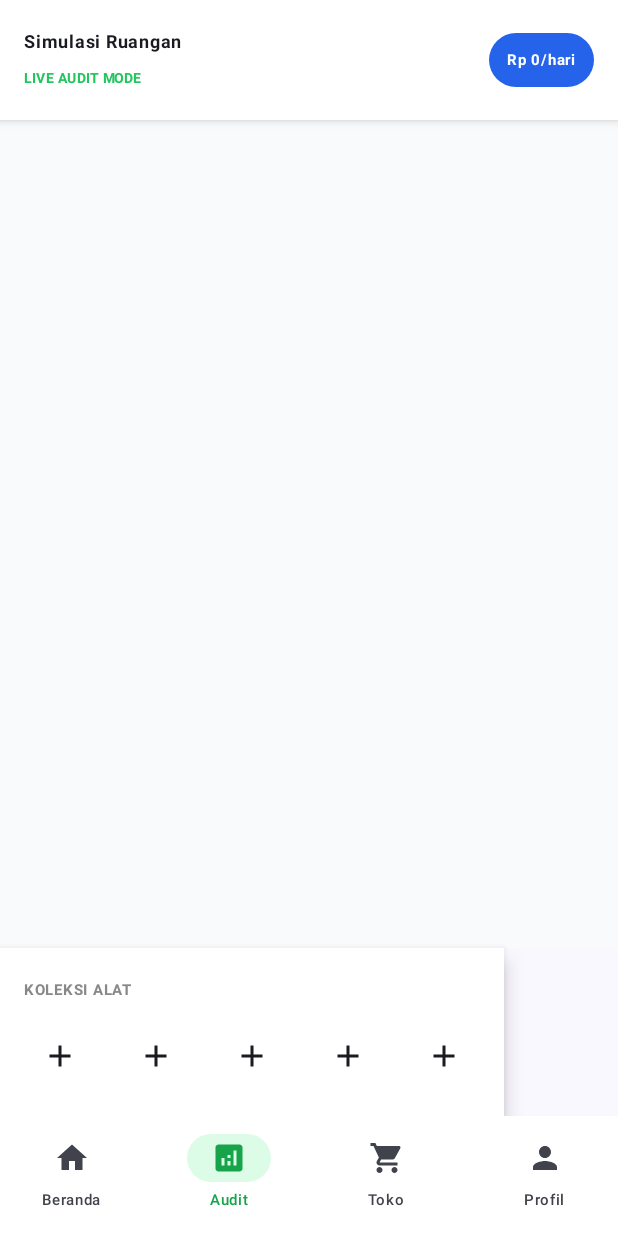
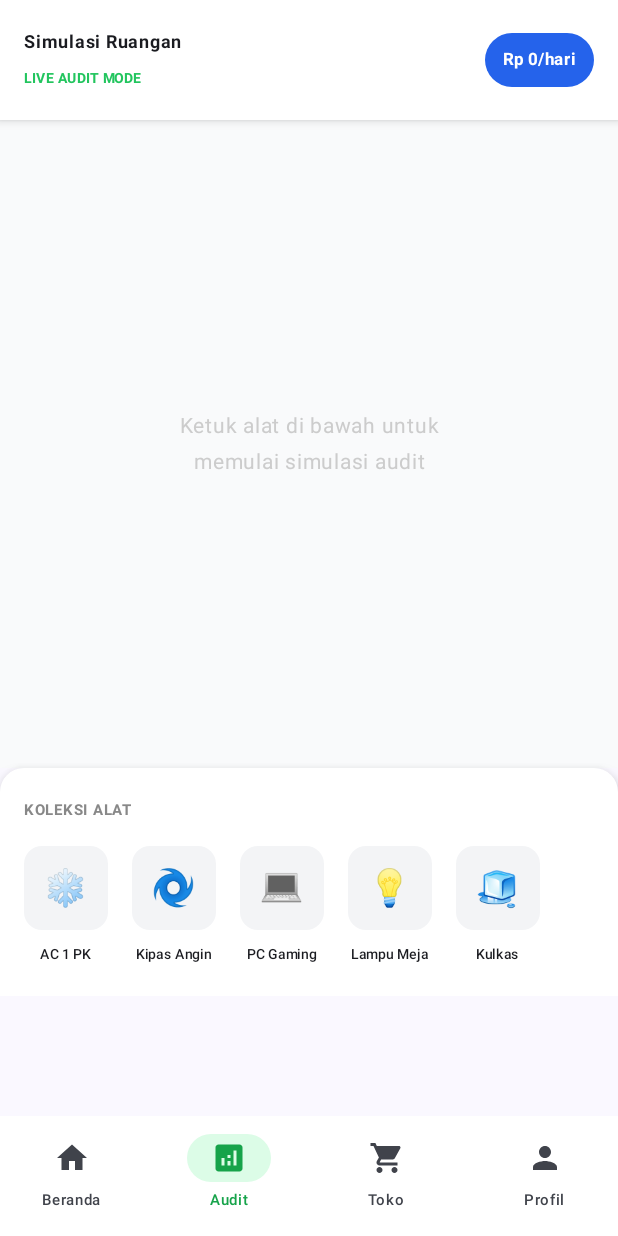
Before and after one commit to Hakureya/EnerSave-App, an Android app built with Jetpack Compose: the AuditScreen screen opened through its navigation route, on a phone screen of 412 x 824 dp. Run offline under Robolectric (Android 15) with nearby library versions, the light colour scheme and no system bars; our stand-ins replace Firebase (no records; nobody signed in at launch, a user with empty details on screens opened directly).

Commit message:
Update Halaman Audit

```diff
--- a/app/build.gradle.kts
+++ b/app/build.gradle.kts
@@ -49,6 +49,7 @@ dependencies {
     implementation(libs.androidx.compose.ui.tooling.preview)
     implementation(libs.androidx.compose.material3)
     implementation(libs.androidx.navigation.compose)
+    implementation(libs.androidx.ui)
     testImplementation(libs.junit)
     androidTestImplementation(libs.androidx.junit)
     androidTestImplementation(libs.androidx.espresso.core)
--- a/app/src/main/java/com/thunderstormhan/enersave/MainApp.kt
+++ b/app/src/main/java/com/thunderstormhan/enersave/MainApp.kt
@@ -29,7 +29,7 @@ fun MainApp() {
     ) { innerPadding ->
         // NavGraph yang kita buat sebelumnya, masukkan padding agar tidak tertutup bar
         Box(modifier = Modifier.padding(innerPadding)) {
-            NavGraph(navController = navController)
+            NavGraph(navController = navController, modifier = Modifier.padding(innerPadding))
         }
     }
 }
--- a/app/src/main/java/com/thunderstormhan/enersave/data/model/Appliance.kt
+++ b/app/src/main/java/com/thunderstormhan/enersave/data/model/Appliance.kt
@@ -5,9 +5,11 @@ data class Appliance(
     val name: String = "",
     val watt: Int = 0,
     val hourUsage: Float = 0f,
-    val iconName: String = "", // misal: "fan", "bolt"
-    val colorHex: String = "#3B82F6",
-    val isSwitchedOn: Boolean = true
+    val iconName: String = "",
+    val isSwitchedOn: Boolean = true,
+    // Tambahkan posisi awal (dalam DP atau Float)
+    val positionX: Float = 0f,
+    val positionY: Float = 0f
 ) {
     // Menghitung estimasi biaya bulanan (Rp 1.500 per kWh)
     fun calculateMonthlyCost(): Long {
--- a/app/src/main/java/com/thunderstormhan/enersave/ui/navigation/EnerSaveBottomBar.kt
+++ b/app/src/main/java/com/thunderstormhan/enersave/ui/navigation/EnerSaveBottomBar.kt
@@ -7,7 +7,7 @@ import androidx.compose.ui.unit.dp
 import androidx.compose.ui.unit.sp
 import androidx.navigation.NavHostController
 import androidx.navigation.compose.currentBackStackEntryAsState
-
+import com.thunderstormhan.enersave.ui.navigation.BottomNavItem
 @Composable
 fun EnerSaveBottomBar(navController: NavHostController) {
     val items = listOf(
--- a/app/src/main/java/com/thunderstormhan/enersave/ui/navigation/NavGraph.kt
+++ b/app/src/main/java/com/thunderstormhan/enersave/ui/navigation/NavGraph.kt
@@ -1,14 +1,9 @@
 package com.thunderstormhan.enersave.ui.navigation
 
-import androidx.compose.material.icons.Icons
-import androidx.compose.material.icons.filled.Analytics
-import androidx.compose.material.icons.filled.Home
-import androidx.compose.material.icons.filled.Person
-import androidx.compose.material.icons.filled.ShoppingCart
 import androidx.compose.material3.Text
 import androidx.compose.runtime.Composable
 import androidx.compose.ui.Modifier
-import androidx.compose.ui.graphics.vector.ImageVector
+import androidx.lifecycle.viewmodel.compose.viewModel
 import androidx.navigation.NavHostController
 import androidx.navigation.compose.NavHost
 import androidx.navigation.compose.composable
@@ -16,13 +11,20 @@ import com.thunderstormhan.enersave.ui.screens.auth.LoginScreen
 import com.thunderstormhan.enersave.ui.screens.auth.RegisterScreen
 import com.thunderstormhan.enersave.ui.screens.home.HomeScreen
 import com.thunderstormhan.enersave.ui.screens.audit.AuditScreen
-// Pastikan import ProfileScreen dan ShopScreen jika sudah dibuat
+import com.thunderstormhan.enersave.viewmodel.AuditViewModel
 
 @Composable
-fun NavGraph(navController: NavHostController, modifier: Modifier = Modifier) {
+fun NavGraph(
+    navController: NavHostController,
+    modifier: Modifier = Modifier
+) {
+    // 1. Inisialisasi ViewModel di sini agar tetap hidup selama NavHost ada (Shared ViewModel)
+    // Ini mencegah data Audit & Angka Biaya ter-reset saat pindah tab
+    val auditViewModel: AuditViewModel = viewModel()
+
     NavHost(
         navController = navController,
-        startDestination = "login",
+        startDestination = "login", // Mulai dari login
         modifier = modifier
     ) {
         // --- AUTH ROUTES ---
@@ -31,6 +33,7 @@ fun NavGraph(navController: NavHostController, modifier: Modifier = Modifier) {
                 onNavigateToRegister = { navController.navigate("register") },
                 onLoginSuccess = {
                     navController.navigate("home") {
+                        // Hapus stack login agar user tidak bisa kembali ke login setelah masuk
                         popUpTo("login") { inclusive = true }
                     }
                 }
@@ -48,29 +51,24 @@ fun NavGraph(navController: NavHostController, modifier: Modifier = Modifier) {
             )
         }
 
-        // --- MAIN ROUTES (Harus Sama dengan BottomNavItem.route) ---
+        // --- MAIN ROUTES (Harus sesuai dengan BottomNavItem.route) ---
         composable("home") {
             HomeScreen()
         }
 
         composable("audit") {
-            AuditScreen()
+            // 2. Kirimkan instance auditViewModel yang sama ke AuditScreen
+            AuditScreen(viewModel = auditViewModel)
         }
 
         composable("shop") {
-            // Jika belum buat filenya, gunakan Placeholder dulu agar tidak FC
-            Text("Halaman Toko (Shop)")
+            // Placeholder untuk halaman Toko
+            Text("Halaman Toko EnerSave - Tukar Poin di sini")
         }
 
         composable("profile") {
-            // Jika belum buat filenya, gunakan Placeholder dulu agar tidak FC
-            Text("Halaman Profil")
+            // Placeholder untuk halaman Profil
+            Text("Halaman Profil - Statistik Hemat Energi")
         }
     }
 }
-sealed class BottomNavItem(val route: String, val icon: ImageVector, val label: String) {
-    object Home : BottomNavItem("home", Icons.Default.Home, "Beranda")
-    object Audit : BottomNavItem("audit", Icons.Default.Analytics, "Audit")
-    object Shop : BottomNavItem("shop", Icons.Default.ShoppingCart, "Toko")
-    object Profile : BottomNavItem("profile", Icons.Default.Person, "Profil")
-}
--- a/app/src/main/java/com/thunderstormhan/enersave/ui/screens/audit/AuditScreen.kt
+++ b/app/src/main/java/com/thunderstormhan/enersave/ui/screens/audit/AuditScreen.kt
@@ -1,42 +1,62 @@
 package com.thunderstormhan.enersave.ui.screens.audit
 
+import androidx.compose.foundation.clickable
 import androidx.compose.foundation.layout.*
 import androidx.compose.foundation.lazy.LazyRow
-import androidx.compose.material.icons.Icons
-import androidx.compose.material.icons.filled.Add
+import androidx.compose.foundation.lazy.items
+import androidx.compose.foundation.shape.RoundedCornerShape
 import androidx.compose.material3.*
 import androidx.compose.runtime.*
+import androidx.compose.ui.Alignment
 import androidx.compose.ui.Modifier
 import androidx.compose.ui.graphics.Color
 import androidx.compose.ui.text.font.FontWeight
+import androidx.compose.ui.text.style.TextAlign
 import androidx.compose.ui.unit.dp
 import androidx.compose.ui.unit.sp
-import androidx.lifecycle.viewmodel.compose.viewModel
 import com.thunderstormhan.enersave.data.model.Appliance
 import com.thunderstormhan.enersave.viewmodel.AuditViewModel
 
 @Composable
-fun AuditScreen(viewModel: AuditViewModel = viewModel()) {
+fun AuditScreen(viewModel: AuditViewModel) {
     var selectedAppliance by remember { mutableStateOf<Appliance?>(null) }
     val activeList by viewModel.activeAppliances.collectAsState()
+    val collection by viewModel.availableCollection.collectAsState()
 
     Scaffold(
-        // 1. Letakkan AuditTopBar di sini
         topBar = {
             AuditTopBar(viewModel = viewModel)
         },
+        bottomBar = {
+            Surface(
+                shadowElevation = 8.dp,
+                color = Color.White,
+                shape = RoundedCornerShape(topStart = 16.dp, topEnd = 16.dp)
+            ) {
+                Column(modifier = Modifier.padding(16.dp).navigationBarsPadding()) {
+                    Text("KOLEKSI ALAT", fontSize = 10.sp, fontWeight = FontWeight.Bold, color = Color.Gray)
+                    Spacer(modifier = Modifier.height(12.dp))
 
-        // 2. BottomBar untuk Koleksi Alat
-        bottomBar = {
-            Surface(shadowElevation = 8.dp, color = Color.White) {
-                Column(modifier = Modifier.padding(16.dp)) {
-                    Text("KOLEKSI ALAT", fontSize = 10.sp, fontWeight = FontWeight.Bold, color = Color.Gray)
-                    Spacer(modifier = Modifier.height(8.dp))
-                    LazyRow(horizontalArrangement = Arrangement.spacedBy(16.dp)) {
-                        // Menampilkan daftar alat yang bisa dipilih (pancingan data)
-                        items(5) { index ->
-                            IconButton(onClick = { /* Logic tambah alat ke canvas */ }) {
-                                Icon(Icons.Default.Add, contentDescription = null)
+                    LazyRow(
+                        modifier = Modifier.fillMaxWidth(),
+                        horizontalArrangement = Arrangement.spacedBy(16.dp)
+                    ) {
+                        items(collection) { item ->
+                            Column(
+                                horizontalAlignment = Alignment.CenterHorizontally,
+                                modifier = Modifier.clickable { viewModel.addApplianceToCanvas(item) }
+                            ) {
+                                Surface(
+                                    modifier = Modifier.size(56.dp),
+                                    shape = RoundedCornerShape(12.dp),
+                                    color = Color(0xFFF3F4F6)
+                                ) {
+                                    Box(contentAlignment = Alignment.Center) {
+                                        Text(getEmojiForIcon(item.iconName), fontSize = 24.sp)
+                                    }
+                                }
+                                Spacer(modifier = Modifier.height(4.dp))
+                                Text(item.name, fontSize = 9.sp, fontWeight = FontWeight.Medium)
                             }
                         }
                     }
@@ -44,17 +64,28 @@ fun AuditScreen(viewModel: AuditViewModel = viewModel()) {
             }
         }
     ) { padding ->
-        Box(modifier = Modifier.padding(padding)) {
-            RoomCanvas(activeList) { appliance ->
-                selectedAppliance = appliance
+        Box(modifier = Modifier.fillMaxSize().padding(padding)) {
+            RoomCanvas(
+                activeAppliances = activeList,
+                onApplianceClick = { selectedAppliance = it },
+                onApplianceDrag = { id, x, y -> viewModel.updateAppliancePosition(id, x, y) }
+            )
+
+            if (activeList.isEmpty()) {
+                Text(
+                    text = "Ketuk alat di bawah untuk\nmemulai simulasi audit",
+                    modifier = Modifier.align(Alignment.Center),
+                    textAlign = TextAlign.Center,
+                    color = Color.LightGray,
+                    fontSize = 14.sp
+                )
             }
 
-            // Tampilkan Sheet jika ada alat yang diklik
-            selectedAppliance?.let {
+            selectedAppliance?.let { appliance ->
                 ApplianceControlSheet(
-                    appliance = it,
-                    onSave = { newHour ->
-                        // Update data di Firestore
+                    appliance = appliance,
+                    onSave = { newHours ->
+                        viewModel.updateApplianceUsage(appliance.id, newHours)
                         selectedAppliance = null
                     },
                     onDismiss = { selectedAppliance = null }
--- a/app/src/main/java/com/thunderstormhan/enersave/ui/screens/audit/AuditTopBar.kt
+++ b/app/src/main/java/com/thunderstormhan/enersave/ui/screens/audit/AuditTopBar.kt
@@ -14,12 +14,9 @@ import androidx.lifecycle.viewmodel.compose.viewModel
 import com.thunderstormhan.enersave.viewmodel.AuditViewModel
 
 @Composable
-fun AuditTopBar(viewModel: AuditViewModel = viewModel()) {
-    // Mengamati perubahan daftar alat secara reaktif
-    val appliances by viewModel.activeAppliances.collectAsState()
-
-    // Total biaya akan otomatis terhitung setiap kali 'appliances' berubah
-    val totalDaily = viewModel.calculateTotalDailyCost()
+fun AuditTopBar(viewModel: AuditViewModel) {
+    // Ambil total biaya dari StateFlow
+    val totalCost by viewModel.totalDailyCost.collectAsState()
 
     Surface(shadowElevation = 4.dp, color = Color.White) {
         Row(
@@ -34,16 +31,16 @@ fun AuditTopBar(viewModel: AuditViewModel = viewModel()) {
                 Text("LIVE AUDIT MODE", color = Color(0xFF22C55E), fontSize = 9.sp, fontWeight = FontWeight.Bold)
             }
 
-            // Menampilkan Total Biaya
             Surface(
-                color = Color(0xFF2563EB), // blue-600
+                color = Color(0xFF2563EB),
                 shape = RoundedCornerShape(50)
             ) {
+                // Sekarang angka ini akan update otomatis saat slider digeser
                 Text(
-                    text = "Rp $totalDaily/hari",
+                    text = "Rp $totalCost/hari",
                     color = Color.White,
                     modifier = Modifier.padding(horizontal = 12.dp, vertical = 6.dp),
-                    fontSize = 10.sp,
+                    fontSize = 11.sp,
                     fontWeight = FontWeight.Bold
                 )
             }
--- a/app/src/main/java/com/thunderstormhan/enersave/viewmodel/AuditViewModel.kt
+++ b/app/src/main/java/com/thunderstormhan/enersave/viewmodel/AuditViewModel.kt
@@ -2,49 +2,124 @@ package com.thunderstormhan.enersave.viewmodel
 
 import androidx.lifecycle.ViewModel
 import androidx.lifecycle.viewModelScope
+import com.google.firebase.firestore.FirebaseFirestore
 import com.thunderstormhan.enersave.data.model.Appliance
+import com.thunderstormhan.enersave.data.repository.AuthRepository
 import kotlinx.coroutines.flow.MutableStateFlow
 import kotlinx.coroutines.flow.StateFlow
 import kotlinx.coroutines.flow.asStateFlow
 import kotlinx.coroutines.launch
+import kotlinx.coroutines.tasks.await
 
-class AuditViewModel : ViewModel() {
+class AuditViewModel(
+    private val authRepository: AuthRepository = AuthRepository()
+) : ViewModel() {
 
-    // Daftar alat yang ada di ruangan saat ini
+    private val db = FirebaseFirestore.getInstance()
+
+    // Daftar alat aktif di canvas
     private val _activeAppliances = MutableStateFlow<List<Appliance>>(emptyList())
     val activeAppliances: StateFlow<List<Appliance>> = _activeAppliances.asStateFlow()
 
-    // Fungsi untuk menghitung total biaya harian (Rp)
-    // Rumus: (Watt * Jam / 1000) * Tarif_per_kWh
+    private val _totalDailyCost = MutableStateFlow(0L)
+    val totalDailyCost: StateFlow<Long> = _totalDailyCost.asStateFlow()
+    // Koleksi alat yang bisa dipilih
+    private val _availableCollection = MutableStateFlow(listOf(
+        Appliance("id_ac", "AC 1 PK", 800, 0f, "wind", true, 100f, 100f),
+        Appliance("id_kipas", "Kipas Angin", 45, 0f, "fan", true, 150f, 150f),
+        Appliance("id_pc", "PC Gaming", 450, 0f, "computer", true, 200f, 200f),
+        Appliance("id_lampu", "Lampu Meja", 15, 0f, "lightbulb", true, 250f, 250f),
+        Appliance("id_kulkas", "Kulkas", 120, 0f, "snowflake", true, 300f, 300f)
+    ))
+    val availableCollection = _availableCollection.asStateFlow()
+
+    init {
+        loadAppliancesFromFirestore()
+    }
+
+    fun addApplianceToCanvas(appliance: Appliance) {
+        val newAppliance = appliance.copy(id = java.util.UUID.randomUUID().toString())
+        val currentList = _activeAppliances.value.toMutableList()
+        currentList.add(newAppliance)
+        _activeAppliances.value = currentList
+        saveToFirestore(newAppliance)
+    }
+
+    fun updateAppliancePosition(id: String, dragAmountX: Float, dragAmountY: Float) {
+        val currentList = _activeAppliances.value.toMutableList()
+        val index = currentList.indexOfFirst { it.id == id }
+        if (index != -1) {
+            val updated = currentList[index].copy(
+                positionX = currentList[index].positionX + dragAmountX,
+                positionY = currentList[index].positionY + dragAmountY
+            )
+            currentList[index] = updated
+            _activeAppliances.value = currentList
+            saveToFirestore(updated)
+        }
+    }
+
+    fun updateApplianceUsage(id: String, newHours: Float) {
+        val currentList = _activeAppliances.value.toMutableList()
+        val index = currentList.indexOfFirst { it.id == id }
+        if (index != -1) {
+            val updated = currentList[index].copy(hourUsage = newHours)
+            currentList[index] = updated
+            _activeAppliances.value = currentList
+
+            // PENTING: Hitung ulang total biaya setelah data berubah
+            refreshTotalCost()
+            saveToFirestore(updated)
+        }
+    }
+
     fun calculateTotalDailyCost(): Long {
-        val tarifPerKwh = 1500 // Sesuai standar tarif rata-rata
-        return _activeAppliances.value.sumOf { appliance ->
+        val tarifPerKwh = 1500
+        return _activeAppliances.value.sumOf {
+            ((it.watt * it.hourUsage) / 1000 * tarifPerKwh).toLong()
+        }
+    }
+
+    private fun saveToFirestore(appliance: Appliance) {
+        val userId = authRepository.currentUser?.uid ?: return
+        viewModelScope.launch {
+            try {
+                db.collection("users").document(userId)
+                    .collection("user_appliances").document(appliance.id)
+                    .set(appliance).await()
+            } catch (e: Exception) {
+                // Log error
+            }
+        }
+    }
+
+    // Di dalam AuditViewModel.kt
+    private fun loadAppliancesFromFirestore() {
+        val userId = authRepository.currentUser?.uid ?: return
+        viewModelScope.launch {
+            try {
+                val snapshot = db.collection("users").document(userId)
+                    .collection("user_appliances").get().await()
+                val list = snapshot.toObjects(Appliance::class.java)
+                _activeAppliances.value = list
+
+                // PENTING: Hitung ulang biaya setelah data dari Firebase masuk
+                refreshTotalCost()
+            } catch (e: Exception) {
+                _activeAppliances.value = emptyList()
+            }
+        }
+    }
+
+    // Buat fungsi untuk memperbarui total biaya
+    fun refreshTotalCost() {
+        val tarifPerKwh = 1500
+        _totalDailyCost.value = _activeAppliances.value.sumOf { appliance ->
+            // Rumus: (Watt * Jam / 1000) * Tarif
             ((appliance.watt * appliance.hourUsage) / 1000 * tarifPerKwh).toLong()
         }
     }
 
-    // Fungsi untuk menghitung total biaya bulanan (30 hari)
-    fun calculateTotalMonthlyCost(): Long {
-        return calculateTotalDailyCost() * 30
-    }
+    // Update fungsi updateApplianceUsage agar memicu perhitungan ulang
 
-    // Fungsi untuk memperbarui durasi pemakaian alat tertentu
-    fun updateApplianceUsage(applianceId: String, newHours: Float) {
-        val currentList = _activeAppliances.value.toMutableList()
-        val index = currentList.indexOfFirst { it.id == applianceId }
-
-        if (index != -1) {
-            currentList[index] = currentList[index].copy(hourUsage = newHours)
-            _activeAppliances.value = currentList
-            // Di sini kamu bisa menambahkan fungsi untuk update ke Firestore
-        }
-    }
-
-    // Fungsi awal untuk memuat data (misal data dummy atau dari Firestore)
-    fun loadInitialData() {
-        _activeAppliances.value = listOf(
-            Appliance("1", "AC 1 PK", 800, 8f, "wind"),
-            Appliance("2", "Smart TV", 150, 4f, "tv")
-        )
-    }
 }
--- a/gradle/libs.versions.toml
+++ b/gradle/libs.versions.toml
@@ -12,6 +12,7 @@ composeBom = "2024.09.00"
 firebaseDatabaseKtx = "22.0.1"
 firebaseFirestoreKtx = "26.1.0"
 navigationCompose = "2.9.7"
+ui = "1.10.2"
 
 [libraries]
 androidx-core-ktx = { group = "androidx.core", name = "core-ktx", version.ref = "coreKtx" }
@@ -36,6 +37,7 @@ androidx-compose-material3 = { group = "androidx.compose.material3", name = "mat
 firebase-database-ktx = { group = "com.google.firebase", name = "firebase-database-ktx", version.ref = "firebaseDatabaseKtx" }
 firebase-firestore-ktx = { group = "com.google.firebase", name = "firebase-firestore-ktx", version.ref = "firebaseFirestoreKtx" }
 androidx-navigation-compose = { group = "androidx.navigation", name = "navigation-compose", version.ref = "navigationCompose" }
+androidx-ui = { group = "androidx.compose.ui", name = "ui", version.ref = "ui" }
 
 [plugins]
 android-application = { id = "com.android.application", version.ref = "agp" }
```
Also changed, not shown: app/src/main/java/com/thunderstormhan/enersave/ui/navigation/BottomNavItem.kt (added, +12 -0 lines), app/src/main/java/com/thunderstormhan/enersave/ui/screens/audit/RoomCanvas.kt (+63 -28 lines).
